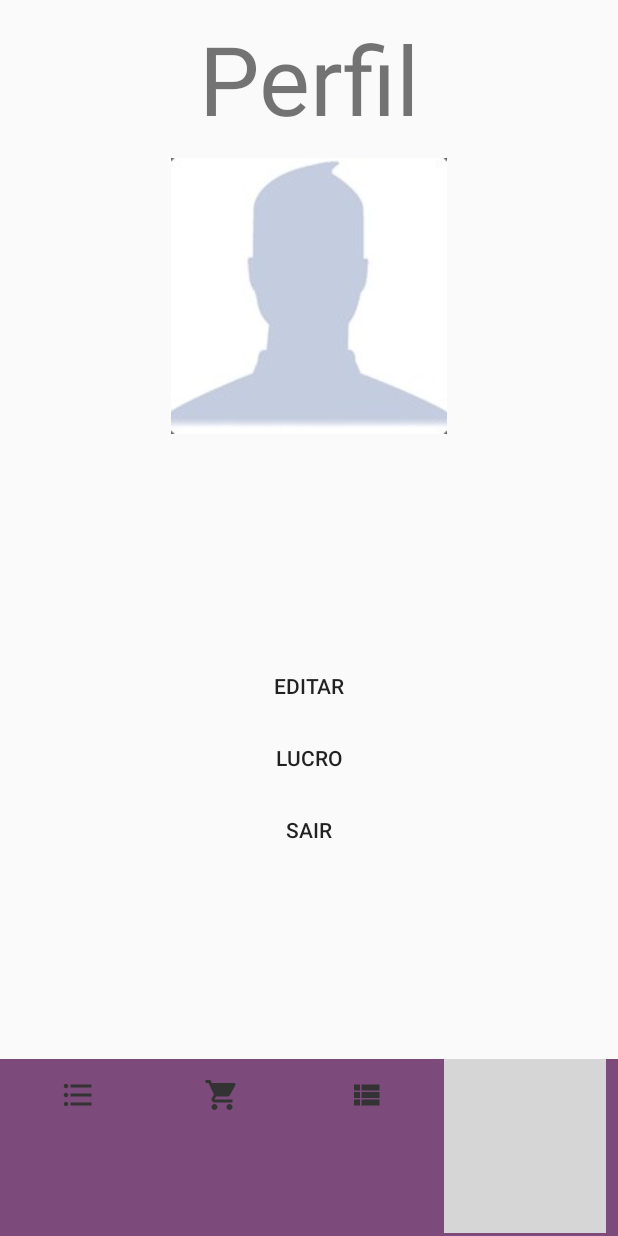
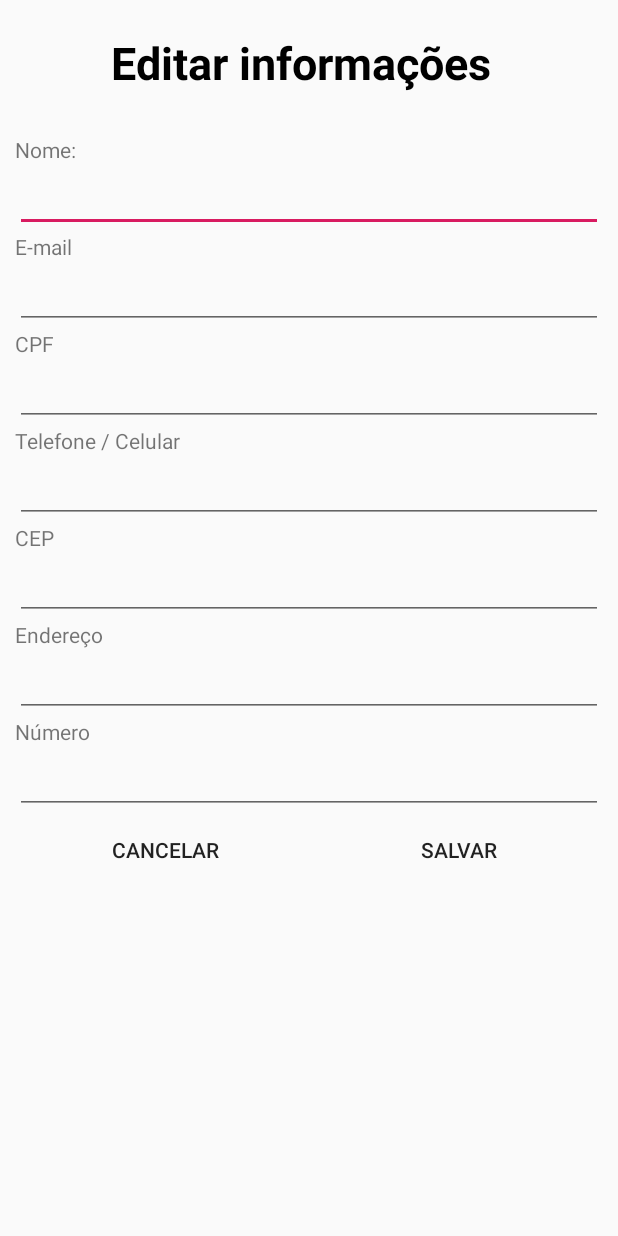
Before and after one commit to slimkaki/AppSultan, an Android app: the PerfilActivity screen opened directly, with no data from a screen before it, after a tap on "EDITAR", on a phone screen of 412 x 824 dp. Run offline under Robolectric (Android 15) with nearby library versions, the phone set to English and light mode, and no system bars; our stand-ins replace Firebase (no records; nobody signed in at launch, a user with empty details on screens opened directly); grey boxes are pictures that could not be loaded.

Commit message:
botão de editar infos

```diff
--- a/app/src/main/AndroidManifest.xml
+++ b/app/src/main/AndroidManifest.xml
@@ -25,6 +25,7 @@
         <activity android:name=".CarrinhoActivity"/>
         <activity android:name=".PaymentActivity"/>
         <activity android:name=".EndingActivity"/>
+        <activity android:name=".EditInfoActivity"/>
         <activity android:name=".LoginActivity">
             <intent-filter>
                 <action android:name="android.intent.action.MAIN" />
--- /dev/null
+++ b/app/src/main/java/br/edu/insper/al/rafaelama/appsultan/EditInfoActivity.java
@@ -0,0 +1,134 @@
+package br.edu.insper.al.rafaelama.appsultan;
+
+import android.content.Intent;
+import android.os.Bundle;
+import android.support.annotation.NonNull;
+import android.support.v7.app.AppCompatActivity;
+import android.view.View;
+import android.widget.Button;
+import android.widget.EditText;
+import android.widget.TextView;
+import android.widget.Toast;
+
+import com.google.firebase.auth.FirebaseAuth;
+import com.google.firebase.auth.FirebaseUser;
+import com.google.firebase.database.DataSnapshot;
+import com.google.firebase.database.DatabaseError;
+import com.google.firebase.database.DatabaseReference;
+import com.google.firebase.database.FirebaseDatabase;
+import com.google.firebase.database.ValueEventListener;
+
+public class EditInfoActivity extends AppCompatActivity {
+
+    private EditText nameInfo, emailInfo, cpfInfo, celphoneInfo, cepInfo, addressInfo, numberInfo;
+    private Button saveButton, cancelButton;
+
+    @Override
+    protected void onCreate(Bundle savedInstanceState){
+        super.onCreate(savedInstanceState);
+        setContentView(R.layout.activity_editinfo);
+
+        saveButton = (Button) findViewById(R.id.save_info);
+        cancelButton = (Button) findViewById(R.id.buttonCancel);
+
+        nameInfo = (EditText) findViewById(R.id.name_info);
+        emailInfo = (EditText) findViewById(R.id.email_info);
+        cpfInfo = (EditText) findViewById(R.id.cpf_info);
+        celphoneInfo = (EditText) findViewById(R.id.celphone_info);
+        cepInfo = (EditText) findViewById(R.id.cep_info);
+        addressInfo = (EditText) findViewById(R.id.address_info);
+        numberInfo = (EditText) findViewById(R.id.number_info);
+
+        FirebaseUser currentFirebaseUser = FirebaseAuth.getInstance().getCurrentUser();
+        String uid = currentFirebaseUser.getUid();
+        DatabaseReference databaseReference = FirebaseDatabase.getInstance().getReference();
+        DatabaseReference uidRef = databaseReference.child("users").child(uid);
+
+        ValueEventListener valueEventListener = new ValueEventListener() {
+            @Override
+            public void onDataChange(@NonNull DataSnapshot dataSnapshot) {
+                String name = dataSnapshot.child("name").getValue(String.class);
+                String email = dataSnapshot.child("email").getValue(String.class);
+                String cpf = dataSnapshot.child("cpf").getValue(String.class);
+                String phone = dataSnapshot.child("celular").getValue(String.class);
+                String cep = dataSnapshot.child("cep").getValue(String.class);
+                String address = dataSnapshot.child("address").getValue(String.class);
+                String number = dataSnapshot.child("number").getValue(String.class);
+
+                nameInfo.setHint(name);
+                emailInfo.setHint(email);
+                cpfInfo.setHint(cpf);
+                celphoneInfo.setHint(phone);
+                cepInfo.setHint(cep);
+                addressInfo.setHint(address);
+                numberInfo.setHint(number);
+            }
+
+            @Override
+            public void onCancelled(@NonNull DatabaseError databaseError) {
+
+            }
+        };
+
+        uidRef.addListenerForSingleValueEvent(valueEventListener);
+
+        saveButton.setOnClickListener(new View.OnClickListener() {
+            @Override
+            public void onClick(View view) {
+                ValueEventListener valueEventListener1 = new ValueEventListener() {
+                    @Override
+                    public void onDataChange(@NonNull DataSnapshot dataSnapshot) {
+                        if (!nameInfo.getText().toString().equals("")) {
+                            String newName = nameInfo.getText().toString();
+                            uidRef.child("name").setValue(newName);
+                        }
+                        if (!emailInfo.getText().toString().equals("")) {
+                            String newEmail = emailInfo.getText().toString();
+                            uidRef.child("email").setValue(newEmail);
+                        }
+                        if (!cpfInfo.getText().toString().equals("")) {
+                            String newCpf = cpfInfo.getText().toString();
+                            uidRef.child("cpf").setValue(newCpf);
+                        }
+                        if (!celphoneInfo.getText().toString().equals("")) {
+                            String newPhone = celphoneInfo.getText().toString();
+                            uidRef.child("celular").setValue(newPhone);
+                        }
+                        if (!cepInfo.getText().toString().equals("")) {
+                            String newCep = cepInfo.getText().toString();
+                            uidRef.child("cep").setValue(newCep);
+                        }
+                        if (!addressInfo.getText().toString().equals("")) {
+                            String newAddress = addressInfo.getText().toString();
+                            uidRef.child("address").setValue(newAddress);
+                        }
+                        if (!numberInfo.getText().toString().equals("")) {
+                            String newNumber = numberInfo.getText().toString();
+                            uidRef.child("number").setValue(newNumber);
+                        }
+                    }
+
+                    @Override
+                    public void onCancelled(@NonNull DatabaseError databaseError) {
+
+                    }
+                };
+                uidRef.addListenerForSingleValueEvent(valueEventListener1);
+                Toast.makeText(EditInfoActivity.this, "Informações atualizadas!", Toast.LENGTH_SHORT).show();
+
+                Intent back = new Intent(EditInfoActivity.this, PerfilActivity.class);
+                startActivity(back);
+
+            }
+        });
+
+        cancelButton.setOnClickListener(new View.OnClickListener() {
+            @Override
+            public void onClick(View view) {
+                Intent back = new Intent(EditInfoActivity.this, PerfilActivity.class);
+                startActivity(back);
+            }
+        });
+    }
+
+}
--- a/app/src/main/java/br/edu/insper/al/rafaelama/appsultan/PerfilActivity.java
+++ b/app/src/main/java/br/edu/insper/al/rafaelama/appsultan/PerfilActivity.java
@@ -116,6 +116,15 @@ public class PerfilActivity extends AppCompatActivity {
             }
         });
 
+        btEdit.setOnClickListener(new View.OnClickListener() {
+
+            @Override
+            public void onClick(View view) {
+                Intent editInfoTextIntent = new Intent(PerfilActivity.this, EditInfoActivity.class);
+                startActivity(editInfoTextIntent);
+            }
+        });
+
 
     }
 
--- /dev/null
+++ b/app/src/main/res/layout/activity_editinfo.xml
@@ -0,0 +1,138 @@
+<?xml version="1.0" encoding="utf-8"?>
+<RelativeLayout
+    xmlns:android="http://schemas.android.com/apk/res/android"
+    xmlns:tools="http://schemas.android.com/tools"
+    android:layout_width="match_parent"
+    android:layout_height="match_parent">
+
+
+    <TextView
+        android:id="@+id/infosText"
+        android:layout_width="271dp"
+        android:layout_height="wrap_content"
+        android:layout_alignParentStart="true"
+        android:layout_alignParentTop="true"
+        android:layout_alignParentEnd="true"
+        android:layout_marginStart="74dp"
+        android:layout_marginTop="21dp"
+        android:layout_marginEnd="65dp"
+        android:text="@string/info_edit"
+        android:textColor="@color/colorBlack"
+        android:textSize="30sp"
+        android:textStyle="bold" />
+
+    <ScrollView
+        android:layout_width="fill_parent"
+        android:layout_height="wrap_content"
+        android:layout_below="@+id/infosText"
+        android:layout_marginTop="-15dp">
+
+        <LinearLayout
+            android:layout_width="match_parent"
+            android:layout_height="wrap_content"
+            android:layout_below="@+id/infosText"
+            android:layout_gravity="center"
+            android:layout_marginStart="10dp"
+            android:layout_marginTop="-71dp"
+            android:layout_marginEnd="10dp"
+            android:orientation="vertical"
+            android:paddingTop="150dp">
+
+            <TextView
+                android:layout_width="match_parent"
+                android:layout_height="wrap_content"
+                android:text="Nome:" />
+
+            <EditText
+                android:id="@+id/name_info"
+                android:layout_width="match_parent"
+                android:layout_height="match_parent" />
+
+            <TextView
+                android:layout_width="match_parent"
+                android:layout_height="wrap_content"
+                android:text="E-mail" />
+
+            <EditText
+                android:id="@+id/email_info"
+                android:layout_width="match_parent"
+                android:layout_height="match_parent" />
+
+            <TextView
+                android:layout_width="match_parent"
+                android:layout_height="wrap_content"
+                android:text="CPF" />
+
+            <EditText
+                android:id="@+id/cpf_info"
+                android:layout_width="match_parent"
+                android:layout_height="match_parent"
+                android:inputType="number" />
+
+            <TextView
+                android:layout_width="match_parent"
+                android:layout_height="wrap_content"
+                android:text="Telefone / Celular" />
+
+            <EditText
+                android:id="@+id/celphone_info"
+                android:layout_width="match_parent"
+                android:layout_height="match_parent"
+                android:inputType="number" />
+
+            <TextView
+                android:layout_width="match_parent"
+                android:layout_height="wrap_content"
+                android:text="CEP" />
+
+            <EditText
+                android:id="@+id/cep_info"
+                android:layout_width="match_parent"
+                android:layout_height="match_parent"
+                android:inputType="number" />
+
+            <TextView
+                android:layout_width="match_parent"
+                android:layout_height="wrap_content"
+                android:text="Endereço" />
+
+            <EditText
+                android:id="@+id/address_info"
+                android:layout_width="match_parent"
+                android:layout_height="match_parent" />
+
+            <TextView
+                android:layout_width="match_parent"
+                android:layout_height="wrap_content"
+                android:text="Número" />
+
+            <EditText
+                android:id="@+id/number_info"
+                android:layout_width="match_parent"
+                android:layout_height="match_parent"
+                android:inputType="number" />
+
+            <LinearLayout
+                android:layout_width="match_parent"
+                android:layout_height="wrap_content"
+                android:orientation="horizontal">
+
+                <Button
+                    android:id="@+id/buttonCancel"
+                    style="@style/Widget.AppCompat.Button.Borderless"
+                    android:layout_width="wrap_content"
+                    android:layout_height="match_parent"
+                    android:layout_weight="1"
+                    android:text="@string/cancelar" />
+
+                <Button
+                    android:id="@+id/save_info"
+                    style="@style/Widget.AppCompat.Button.Borderless"
+                    android:layout_width="wrap_content"
+                    android:layout_height="match_parent"
+                    android:layout_weight="1"
+                    android:text="Salvar" />
+            </LinearLayout>
+        </LinearLayout>
+    </ScrollView>
+</RelativeLayout>
--- a/app/src/main/res/values/strings.xml
+++ b/app/src/main/res/values/strings.xml
@@ -44,4 +44,5 @@
     <string name="preco">Preço</string>
     <string name="car">Adicionar ao Carrinho</string>
     <string name="sair">Sair</string>
+    <string name="info_edit">Editar informações</string>
 </resources>
```
